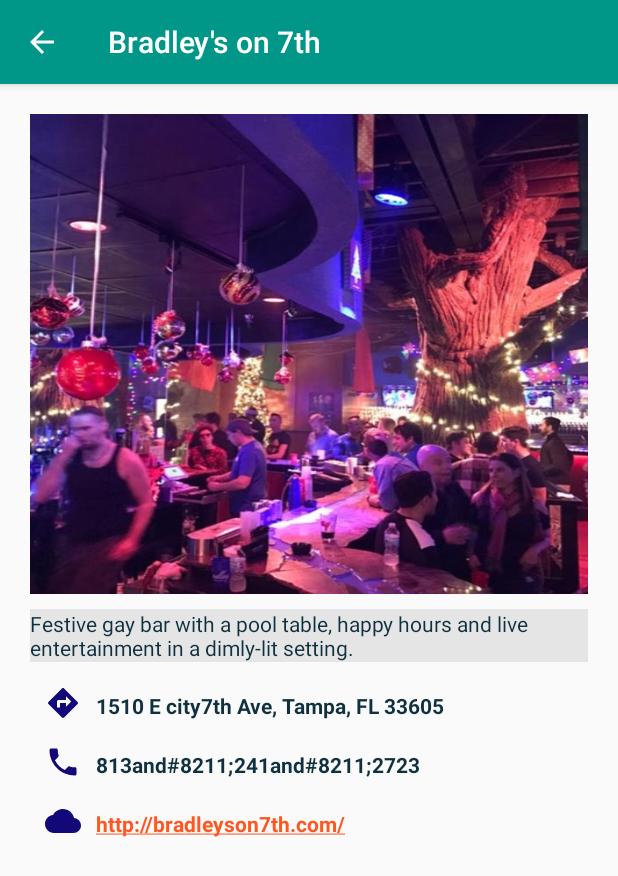
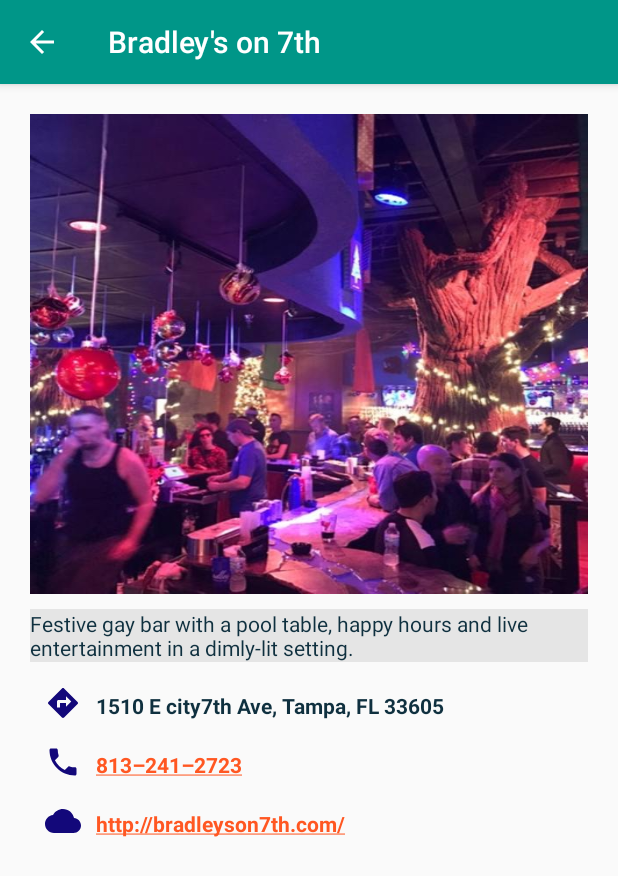
Before and after one commit to hamiltonfvi/Bureo, an Android app: the ArtFragment screen opened directly, with no data from a screen before it, after a tap on an icon or button, on a phone screen of 412 x 824 dp. Shown: the top 876 px of the screen. Run offline under Robolectric (Android 15) with nearby library versions, the phone set to English and light mode, and no system bars.

Commit message:
updated with more visual changes and new onClickListeners

```diff
--- a/app/src/main/res/values/strings.xml
+++ b/app/src/main/res/values/strings.xml
@@ -64,16 +64,16 @@
     <string name="gasparilla_pirate_festival_address">400 N. Ashley Dr, Ste.2125, Tampa FL 33602</string>
 
     <!--Attractions Numbers-->
-    <string name="adventure_island_phone_number">813and#8211;987and#8211;5000</string>
-    <string name="clearwater_marine_aquarium_phone_number">727and#8211;441and#8211;1790</string>
-    <string name="florida_aquarium_phone_number">813and#8211;273and#8211;4000</string>
-    <string name="florida_state_fairgrounds_phone_number">813and#8211;621and#8211;7821</string>
-    <string name="busch_gardens_phone_number">813and#8211;884and#8211;4386</string>
-    <string name="weeki_wachee_phone_number">352and#8211;592and#8211;5656</string>
-    <string name="lithia_springs_park_phone_number">813and#8211;744and#8211;5572</string>
-    <string name="honeymoon_island_state_park_phone_number">727and#8211;469and#8211;5942</string>
-    <string name="treasure_island_beach_phone_number">727and#8211;549and#8211;6165</string>
-    <string name="gasparilla_pirate_festival_phone_number">813and#8211;348and#8211;6363</string>
+    <string name="adventure_island_phone_number">813&#8211;987&#8211;5000</string>
+    <string name="clearwater_marine_aquarium_phone_number">727&#8211;441&#8211;1790</string>
+    <string name="florida_aquarium_phone_number">813&#8211;273&#8211;4000</string>
+    <string name="florida_state_fairgrounds_phone_number">813&#8211;621&#8211;7821</string>
+    <string name="busch_gardens_phone_number">813&#8211;884&#8211;4386</string>
+    <string name="weeki_wachee_phone_number">352&#8211;592&#8211;5656</string>
+    <string name="lithia_springs_park_phone_number">813&#8211;744&#8211;5572</string>
+    <string name="honeymoon_island_state_park_phone_number">727&#8211;469&#8211;5942</string>
+    <string name="treasure_island_beach_phone_number">727&#8211;549&#8211;6165</string>
+    <string name="gasparilla_pirate_festival_phone_number">813&#8211;348&#8211;6363</string>
 
     <!--Attractions Websites-->
     <string name="adventure_island_website">https://adventureisland.com/</string>
@@ -139,11 +139,11 @@
     <string name="_address5"></string>
 
     <!--Shopping Phone Numbers-->
-    <string name="international_plaza_phone_number">813and#8211;342and#8211;3790</string>
-    <string name="tampa_premium_outlets_phone_number">813and#8211;909and#8211;8716</string>
-    <string name="westshore_plaza_phone_number">813and#8211;286and#8211;0790</string>
-    <string name="westfield_citrus_park_phone_number">813 926and#8211;4644</string>
-    <string name="university_mall_phone_number">813and#8211;971and#8211;3466</string>
+    <string name="international_plaza_phone_number">813&#8211;342&#8211;3790</string>
+    <string name="tampa_premium_outlets_phone_number">813&#8211;909&#8211;8716</string>
+    <string name="westshore_plaza_phone_number">813&#8211;286&#8211;0790</string>
+    <string name="westfield_citrus_park_phone_number">813 926&#8211;4644</string>
+    <string name="university_mall_phone_number">813&#8211;971&#8211;3466</string>
     <string name="_phone_number1"></string>
     <string name="_phone_number2"></string>
     <string name="_phone_number3"></string>
@@ -214,16 +214,16 @@
     <string name="automobile_museum_address">3301 Gateway Centre Blvd, Pinellas Park, FL 33782</string>
 
     <!--Arts Phone Numbers-->
-    <string name="the_dali_museum_phone_number">727and#8211;823and#8211;3767</string>
-    <string name="glazer_childrens_museum_phone_number">813and#8211;443and#8211;3861</string>
-    <string name="tampa_museum_of_art_phone_number">813and#8211;274and#8211;8130</string>
-    <string name="straz_center_phone_number">813and#8211;229and#8211;7827</string>
-    <string name="the_tampa_theatre_phone_number">813and#8211;274and#8211;8286</string>
-    <string name="tampa_bay_history_center_phone_number">813and#8211;228and#8211;0097</string>
-    <string name="ruck_eckerd_hall_phone_number">727and#8211;791and#8211;7060</string>
-    <string name="credit_union_amphitheatre_phone_number">813and#8211;740and#8211;2446</string>
-    <string name="photographic_arts_phone_number">813and#8211;221and#8211;2222</string>
-    <string name="automobile_museum_phone_number">727and#8211;579and#8211;8226</string>
+    <string name="the_dali_museum_phone_number">727&#8211;823&#8211;3767</string>
+    <string name="glazer_childrens_museum_phone_number">813&#8211;443&#8211;3861</string>
+    <string name="tampa_museum_of_art_phone_number">813&#8211;274&#8211;8130</string>
+    <string name="straz_center_phone_number">813&#8211;229&#8211;7827</string>
+    <string name="the_tampa_theatre_phone_number">813&#8211;274&#8211;8286</string>
+    <string name="tampa_bay_history_center_phone_number">813&#8211;228&#8211;0097</string>
+    <string name="ruck_eckerd_hall_phone_number">727&#8211;791&#8211;7060</string>
+    <string name="credit_union_amphitheatre_phone_number">813&#8211;740&#8211;2446</string>
+    <string name="photographic_arts_phone_number">813&#8211;221&#8211;2222</string>
+    <string name="automobile_museum_phone_number">727&#8211;579&#8211;8226</string>
 
     <!--Arts Websites-->
     <string name="the_dali_museum_website">https://thedali.org/</string>
@@ -290,16 +290,16 @@
     <string name="brew_bus_address">4101 N Florida Ave, Tampa, FL, 33603</string>
 
     <!--Nightlife Phone Numbers-->
-    <string name="ybor_city_phone_number">813and#8211;274and#8211;7936</string>
-    <string name="jannus_live_phone_number">727and#8211;565and#8211;0550</string>
-    <string name="whiskey_north_phone_number">813and#8211;968and#8211;1515</string>
-    <string name="bahama_breeze_phone_number">813and#8211;289and#8211;7922</string>
-    <string name="hyde_park_village_phone_number">813and#8211;251and#8211;3500</string>
-    <string name="angry_chair_phone_number">813and#8211;690and#8211;3599</string>
-    <string name="cigar_city_phone_number">813and#8211;348and#8211;6363</string>
-    <string name="ulele_phone_number">813and#8211;999and#8211;4952</string>
-    <string name="coppertail_phone_number">813and#8211;247and#8211;1500</string>
-    <string name="brew_bus_phone_number">813and#8211;990and#8211;7310</string>
+    <string name="ybor_city_phone_number">813&#8211;274&#8211;7936</string>
+    <string name="jannus_live_phone_number">727&#8211;565&#8211;0550</string>
+    <string name="whiskey_north_phone_number">813&#8211;968&#8211;1515</string>
+    <string name="bahama_breeze_phone_number">813&#8211;289&#8211;7922</string>
+    <string name="hyde_park_village_phone_number">813&#8211;251&#8211;3500</string>
+    <string name="angry_chair_phone_number">813&#8211;690&#8211;3599</string>
+    <string name="cigar_city_phone_number">813&#8211;348&#8211;6363</string>
+    <string name="ulele_phone_number">813&#8211;999&#8211;4952</string>
+    <string name="coppertail_phone_number">813&#8211;247&#8211;1500</string>
+    <string name="brew_bus_phone_number">813&#8211;990&#8211;7310</string>
 
     <!--Nightlife Websites-->
     <string name="ybor_city_website">https://yborcityonline.com/</string>
@@ -365,11 +365,11 @@
     <string name="_address10"></string>
 
     <!--LGBT Phone Numbers-->
-    <string name="bradleys_phone_number">813and#8211;241and#8211;2723</string>
-    <string name="flamingo_resort_phone_number">727and#8211;321and#8211;5000</string>
-    <string name="the_honey_pot_phone_number">813and#8211;247and#8211;4663</string>
-    <string name="enigma_phone_number">813and#8211;247and#8211;1500</string>
-    <string name="city_side_phone_number">813and#8211;350and#8211;0600</string>
+    <string name="bradleys_phone_number">813&#8211;241&#8211;2723</string>
+    <string name="flamingo_resort_phone_number">727&#8211;321&#8211;5000</string>
+    <string name="the_honey_pot_phone_number">813&#8211;247&#8211;4663</string>
+    <string name="enigma_phone_number">813&#8211;247&#8211;1500</string>
+    <string name="city_side_phone_number">813&#8211;350&#8211;0600</string>
     <string name="_phone_number6"></string>
     <string name="_phone_number7"></string>
     <string name="_phone_number8"></string>
@@ -440,11 +440,11 @@
     <string name="_address15"></string>
 
     <!--Food Phone Numbers-->
-    <string name="la_terraza_restaurant_phone_number">813and#8211;248and#8211;1326</string>
-    <string name="eddie_sam_phone_number">813and#8211;229and#8211;5000</string>
-    <string name="columbia_restaurant_phone_number">813and#8211;248and#8211;4961</string>
-    <string name="green_lemon_phone_number">813and#8211;868and#8211;5463</string>
-    <string name="la_teresita_restaurant_phone_number">813and#8211;879and#8211;9704</string>
+    <string name="la_terraza_restaurant_phone_number">813&#8211;248&#8211;1326</string>
+    <string name="eddie_sam_phone_number">813&#8211;229&#8211;5000</string>
+    <string name="columbia_restaurant_phone_number">813&#8211;248&#8211;4961</string>
+    <string name="green_lemon_phone_number">813&#8211;868&#8211;5463</string>
+    <string name="la_teresita_restaurant_phone_number">813&#8211;879&#8211;9704</string>
     <string name="_phone_number11"></string>
     <string name="_phone_number12"></string>
     <string name="_phone_number13"></string>
@@ -515,11 +515,11 @@
     <string name="_address20"></string>
 
     <!--Outdoor Phone Numbers-->
-    <string name="clearwater_beach_phone_number">727and#8211;562and#8211;4825</string>
-    <string name="curtis_hixon_water_park_phone_number">813and#8211;274and#8211;8615</string>
-    <string name="riverwalk_phone_number">813and#8211;274and#8211;7744</string>
-    <string name="sunshine_skyway_bridge_phone_number">727and#8211;865and#8211;0668</string>
-    <string name="ifly_phone_number">813and#8211;773and#8211;4359</string>
+    <string name="clearwater_beach_phone_number">727&#8211;562&#8211;4825</string>
+    <string name="curtis_hixon_water_park_phone_number">813&#8211;274&#8211;8615</string>
+    <string name="riverwalk_phone_number">813&#8211;274&#8211;7744</string>
+    <string name="sunshine_skyway_bridge_phone_number">727&#8211;865&#8211;0668</string>
+    <string name="ifly_phone_number">813&#8211;773&#8211;4359</string>
     <string name="_phone_number16"></string>
     <string name="_phone_number17"></string>
     <string name="_phone_number18"></string>
```
